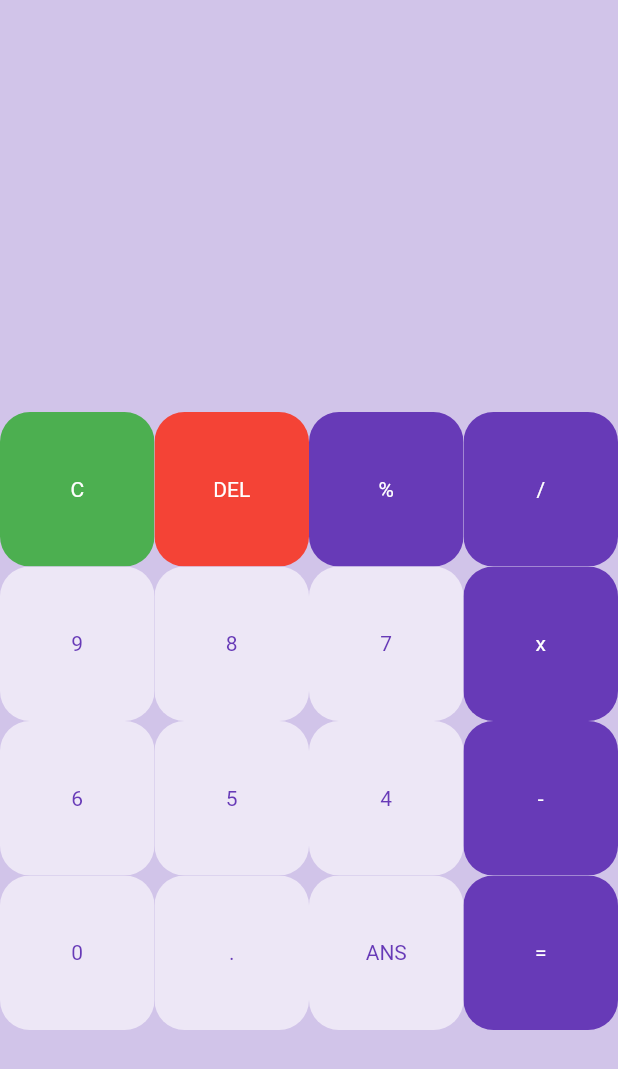
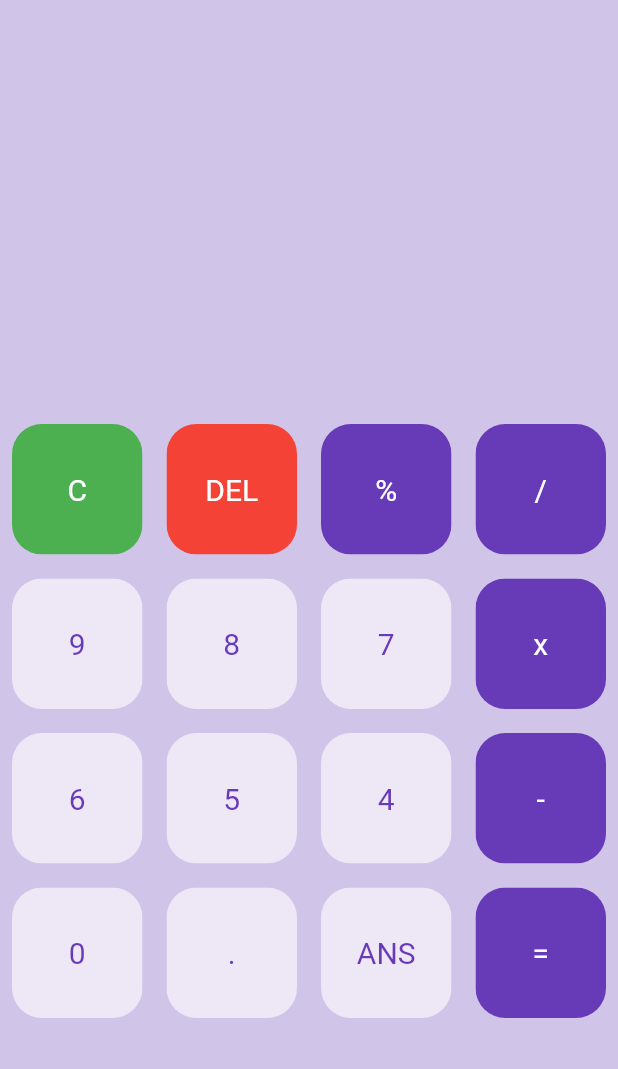
Before and after one commit to naimbob95/Flutter-Calculator-App, a Flutter app: the screen it shows after launch, on a phone screen of 412 x 824 dp. Shown: the top 1069 px of the screen. Run offline on Flutter 3.47's test engine with Material 2 defaults, Android fonts, the phone set to English and light mode, and no system bars.

Commit message:
Add padding as parent widget in button

```diff
--- a/lib/buttons.dart
+++ b/lib/buttons.dart
@@ -12,12 +12,15 @@ class MyButton extends StatelessWidget {
 
   @override
   Widget build(BuildContext context) {
-    return ClipRRect(
+    return Padding(
+      padding: const EdgeInsets.all(8.0),
+      child: ClipRRect(
       borderRadius: BorderRadius.circular(20),
       child: Container(
         color: color,
-        child: Center(child: Text(buttonText,style: TextStyle(color:textColor),),),
+        child: Center(child: Text(buttonText,style: TextStyle(color:textColor,fontSize :20),),),
       ),
+    ),
     );
   }
 }
```
